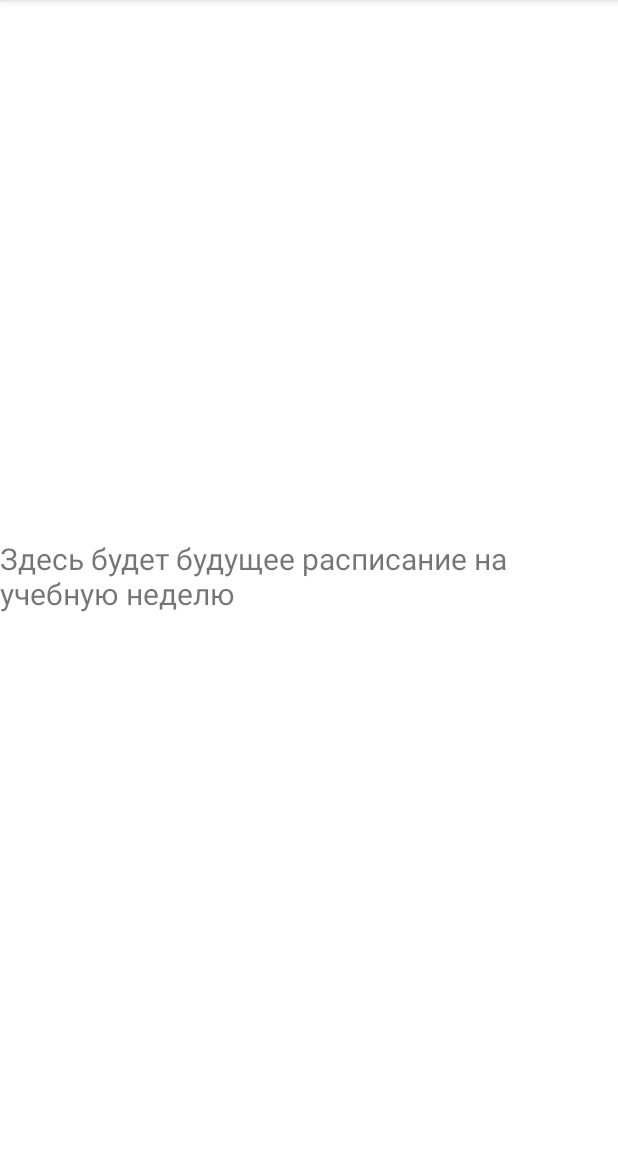
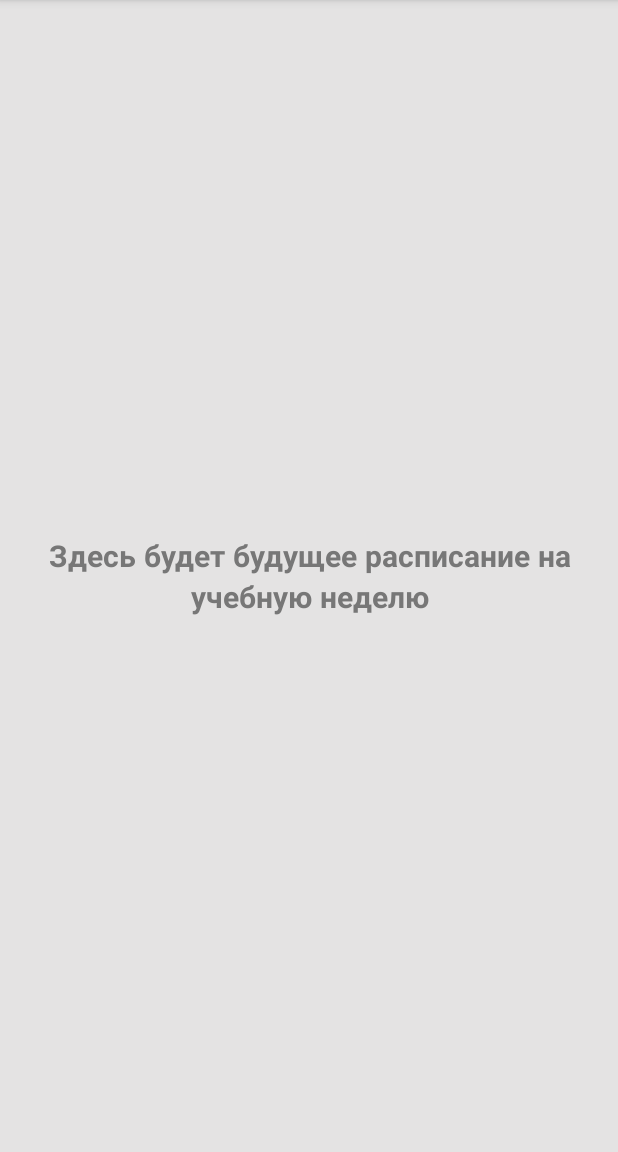
Before and after one commit to linedown/NefesleChat, an Android app: the fragment RaspisanieFragment shown on its own in the app's theme, on a phone screen of 412 x 824 dp, the part 84-1236 px from its top. Run offline under Robolectric (Android 15) with nearby library versions, the phone set to English and light mode, and no system bars; Roboto replaces fonts that are not available here.

Commit message:
"Очень важное" изменение UI

```diff
--- a/app/src/main/res/layout/fragment_raspisanie.xml
+++ b/app/src/main/res/layout/fragment_raspisanie.xml
@@ -1,5 +1,5 @@
 <?xml version="1.0" encoding="utf-8"?>
-<FrameLayout xmlns:android="http://schemas.android.com/apk/res/android"
+<androidx.constraintlayout.widget.ConstraintLayout xmlns:android="http://schemas.android.com/apk/res/android"
     xmlns:app="http://schemas.android.com/apk/res-auto"
     xmlns:tools="http://schemas.android.com/tools"
     android:layout_width="match_parent"
@@ -7,14 +7,19 @@
     tools:context=".ui.RaspisanieFragment">
 
     <androidx.constraintlayout.widget.ConstraintLayout
+        android:id="@+id/raspisanieLayout"
         android:layout_width="match_parent"
-        android:layout_height="match_parent">
+        android:layout_height="match_parent"
+        android:background="@color/nedowhite">
 
         <TextView
             android:id="@+id/rasp_text"
-            android:layout_width="wrap_content"
+            android:layout_width="match_parent"
             android:layout_height="wrap_content"
+            android:fontFamily="@font/noto_sans_bold"
             android:text="Здесь будет будущее расписание на учебную неделю"
+            android:textAlignment="center"
+            android:textColor="@color/otherSettingsColor"
             android:textSize="20sp"
             app:layout_constraintBottom_toBottomOf="parent"
             app:layout_constraintEnd_toEndOf="parent"
@@ -23,4 +28,4 @@
 
     </androidx.constraintlayout.widget.ConstraintLayout>
 
-</FrameLayout>
+</androidx.constraintlayout.widget.ConstraintLayout>
```
